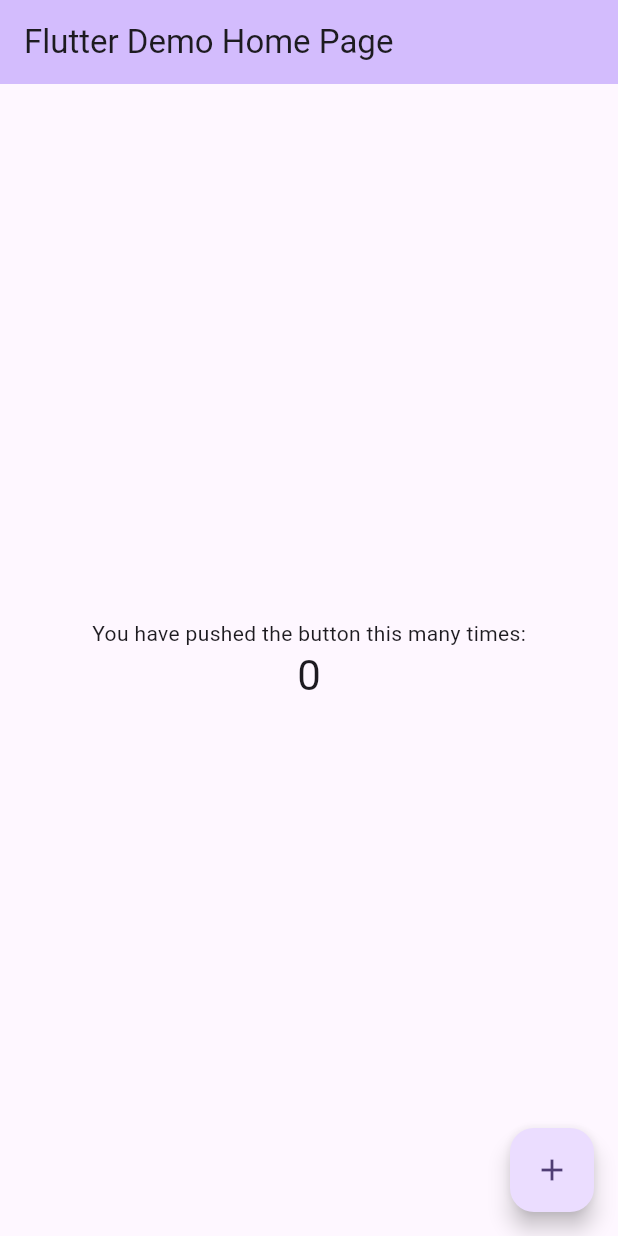
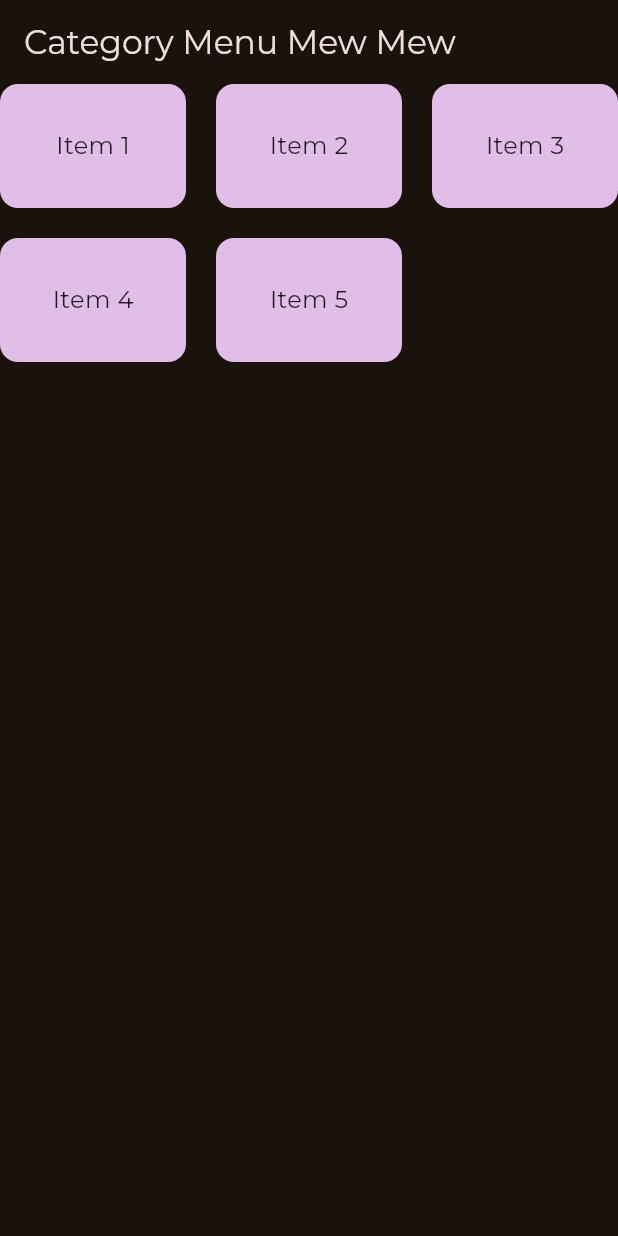
Before and after one commit to thanhnd3103/Flutter, a Flutter app: the screen it shows after launch, on a phone screen of 412 x 824 dp. Run offline on Flutter 3.47's test engine with Material 3 defaults, Android fonts, the phone set to English and light mode, and no system bars; our stand-ins replace google_fonts.

Commit message:
INFO: GridView

```diff
--- a/cat_05_mew_meal/lib/main.dart
+++ b/cat_05_mew_meal/lib/main.dart
@@ -1,122 +1,29 @@
+import 'package:cat_05_mew_meal/screens/categories_screen.dart';
 import 'package:flutter/material.dart';
 
+import 'package:google_fonts/google_fonts.dart';
+
+final theme = ThemeData(
+  useMaterial3: true,
+  colorScheme: ColorScheme.fromSeed(
+    brightness: Brightness.dark,
+    seedColor: const Color.fromARGB(255, 131, 57, 0),
+  ),
+  textTheme: GoogleFonts.montserratTextTheme(),
+);
+
 void main() {
-  runApp(const MyApp());
+  runApp(const App());
 }
 
-class MyApp extends StatelessWidget {
-  const MyApp({super.key});
+class App extends StatelessWidget {
+  const App({super.key});
 
-  // This widget is the root of your application.
   @override
   Widget build(BuildContext context) {
     return MaterialApp(
-      title: 'Flutter Demo',
-      theme: ThemeData(
-        // This is the theme of your application.
-        //
-        // TRY THIS: Try running your application with "flutter run". You'll see
-        // the application has a purple toolbar. Then, without quitting the app,
-        // try changing the seedColor in the colorScheme below to Colors.green
-        // and then invoke "hot reload" (save your changes or press the "hot
-        // reload" button in a Flutter-supported IDE, or press "r" if you used
-        // the command line to start the app).
-        //
-        // Notice that the counter didn't reset back to zero; the application
-        // state is not lost during the reload. To reset the state, use hot
-        // restart instead.
-        //
-        // This works for code too, not just values: Most code changes can be
-        // tested with just a hot reload.
-        colorScheme: ColorScheme.fromSeed(seedColor: Colors.deepPurple),
-      ),
-      home: const MyHomePage(title: 'Flutter Demo Home Page'),
+      theme: theme,
+      home: CategoriesScreen(),
     );
   }
 }
-
-class MyHomePage extends StatefulWidget {
-  const MyHomePage({super.key, required this.title});
-
-  // This widget is the home page of your application. It is stateful, meaning
-  // that it has a State object (defined below) that contains fields that affect
-  // how it looks.
-
-  // This class is the configuration for the state. It holds the values (in this
-  // case the title) provided by the parent (in this case the App widget) and
-  // used by the build method of the State. Fields in a Widget subclass are
-  // always marked "final".
-
-  final String title;
-
-  @override
-  State<MyHomePage> createState() => _MyHomePageState();
-}
-
-class _MyHomePageState extends State<MyHomePage> {
-  int _counter = 0;
-
-  void _incrementCounter() {
-    setState(() {
-      // This call to setState tells the Flutter framework that something has
-      // changed in this State, which causes it to rerun the build method below
-      // so that the display can reflect the updated values. If we changed
-      // _counter without calling setState(), then the build method would not be
-      // called again, and so nothing would appear to happen.
-      _counter++;
-    });
-  }
-
-  @override
-  Widget build(BuildContext context) {
-    // This method is rerun every time setState is called, for instance as done
-    // by the _incrementCounter method above.
-    //
-    // The Flutter framework has been optimized to make rerunning build methods
-    // fast, so that you can just rebuild anything that needs updating rather
-    // than having to individually change instances of widgets.
-    return Scaffold(
-      appBar: AppBar(
-        // TRY THIS: Try changing the color here to a specific color (to
-        // Colors.amber, perhaps?) and trigger a hot reload to see the AppBar
-        // change color while the other colors stay the same.
-        backgroundColor: Theme.of(context).colorScheme.inversePrimary,
-        // Here we take the value from the MyHomePage object that was created by
-        // the App.build method, and use it to set our appbar title.
-        title: Text(widget.title),
-      ),
-      body: Center(
-        // Center is a layout widget. It takes a single child and positions it
-        // in the middle of the parent.
-        child: Column(
-          // Column is also a layout widget. It takes a list of children and
-          // arranges them vertically. By default, it sizes itself to fit its
-          // children horizontally, and tries to be as tall as its parent.
-          //
-          // Column has various properties to control how it sizes itself and
-          // how it positions its children. Here we use mainAxisAlignment to
-          // center the children vertically; the main axis here is the vertical
-          // axis because Columns are vertical (the cross axis would be
-          // horizontal).
-          //
-          // TRY THIS: Invoke "debug painting" (choose the "Toggle Debug Paint"
-          // action in the IDE, or press "p" in the console), to see the
-          // wireframe for each widget.
-          mainAxisAlignment: MainAxisAlignment.center,
-          children: <Widget>[
-            const Text('You have pushed the button this many times:'),
-            Text(
-              '$_counter',
-              style: Theme.of(context).textTheme.headlineMedium,
-            ),
-          ],
-        ),
-      ),
-      floatingActionButton: FloatingActionButton(
-        onPressed: _incrementCounter,
-        tooltip: 'Increment',
-        child: const Icon(Icons.add),
-      ), // This trailing comma makes auto-formatting nicer for build methods.
-    );
-  }
-}
--- /dev/null
+++ b/cat_05_mew_meal/lib/screens/categories_screen.dart
@@ -0,0 +1,39 @@
+import 'package:flutter/material.dart';
+
+class CategoriesScreen extends StatelessWidget{
+  CategoriesScreen({super.key});
+
+  var testList = [1, 2, 3, 4, 5];
+
+  @override
+  Widget build(BuildContext context) {
+    return Scaffold(
+      appBar: AppBar(
+        title: const Text("Category Menu Mew Mew"),
+      ),
+      body: GridView.builder(
+        gridDelegate: const SliverGridDelegateWithFixedCrossAxisCount(
+          crossAxisCount: 3,
+          crossAxisSpacing: 20,
+          mainAxisSpacing: 20,
+          childAspectRatio: 1.5,
+        ),
+        itemCount: testList.length,
+        itemBuilder: (ctx, index) {
+          final item = testList[index];
+          return Container(
+            alignment: Alignment.center,
+            decoration: BoxDecoration(
+              color: Colors.purple[100],
+              borderRadius: BorderRadius.circular(12),
+            ),
+            child: Text(
+              "Item $item",
+              style: const TextStyle(fontSize: 16),
+            ),
+          );
+        },
+      ),
+    );
+  }
+}
```
Also changed, not shown: cat_05_mew_meal/lib/widgets/categories.dart (added).
